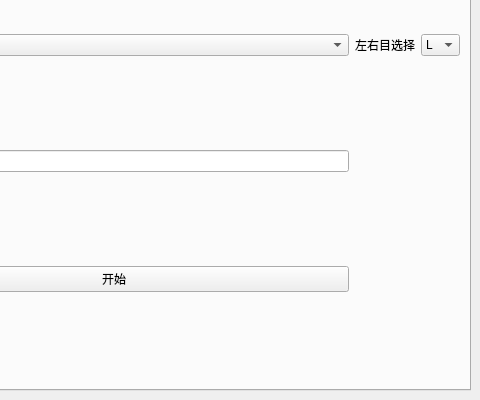
Above: src/mainwindow.ui from KangJialiang/Data-Platform before the change; both pictures show x 212 to 692 and y 214 to 614 of the 692 by 614 pixel window. Below: the same form after it.
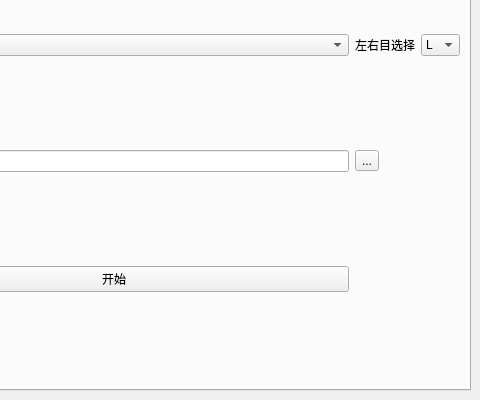
That is the form after the change. The open tabs and pages were chosen to show the change.

Commit message: add: use QFileDialog to choose camera parameters file

What changed in the file:
```diff
--- a/src/mainwindow.ui
+++ b/src/mainwindow.ui
@@ -108,6 +108,13 @@
         <item row="2" column="1">
          <widget class="QLineEdit" name="pathToCameraLine"/>
         </item>
+        <item row="2" column="2">
+         <widget class="QToolButton" name="cameraPathChooseButton">
+          <property name="text">
+           <string>...</string>
+          </property>
+         </widget>
+        </item>
         <item row="3" column="1">
          <widget class="QPushButton" name="mainStartButton">
           <property name="text">
```
Left out of the diff: 32 changed lines with no effect on the pictures. The commit also changes 2 other files.
